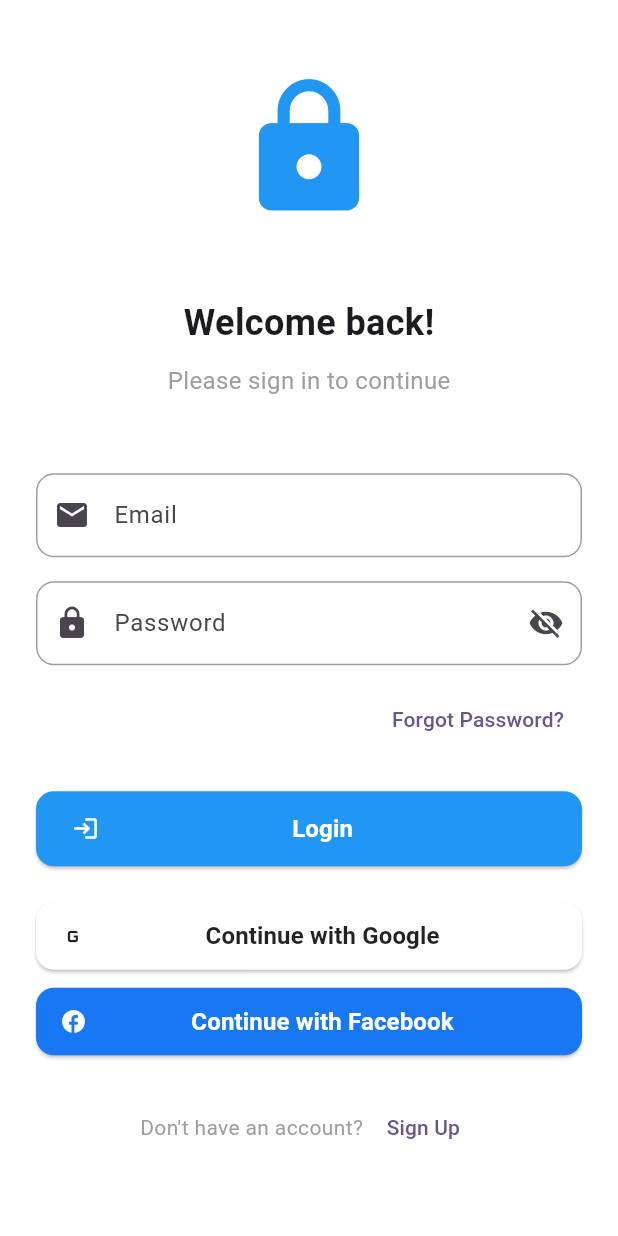
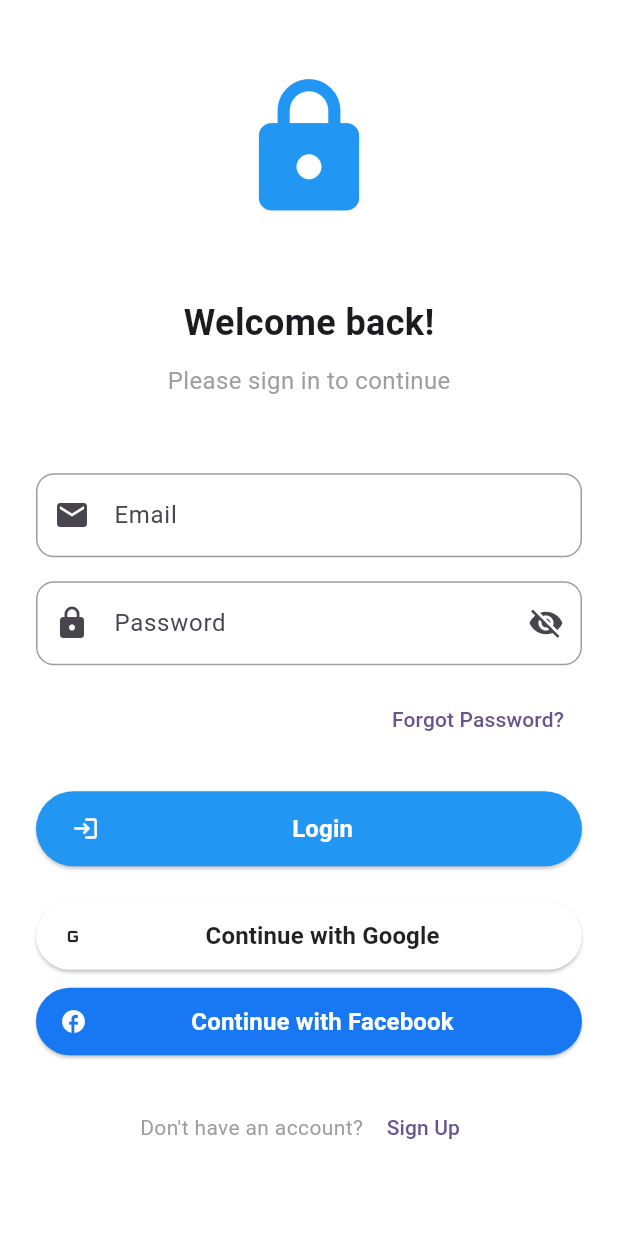
Before and after one commit to vunguyen-aya/widgetbook-demo, a Flutter app: the screen it shows after launch, on a phone screen of 412 x 824 dp. Run offline on Flutter 3.47's test engine with Material 3 defaults, Android fonts, the phone set to English and light mode, and no system bars; our stand-ins replace flutter_screenutil; missing offline and left inert: widgetbook, widgetbook_annotation.

Commit message:
Fix button

```diff
--- a/lib/widgets/custom_button.dart
+++ b/lib/widgets/custom_button.dart
@@ -37,7 +37,7 @@ class CustomButton extends StatelessWidget {
           backgroundColor: backgroundColor ?? Theme.of(context).primaryColor,
           padding: padding,
           shape: RoundedRectangleBorder(
-            borderRadius: BorderRadius.circular(borderRadius),
+            borderRadius: BorderRadius.circular(150),
           ),
         ),
         child: isLoading
```
